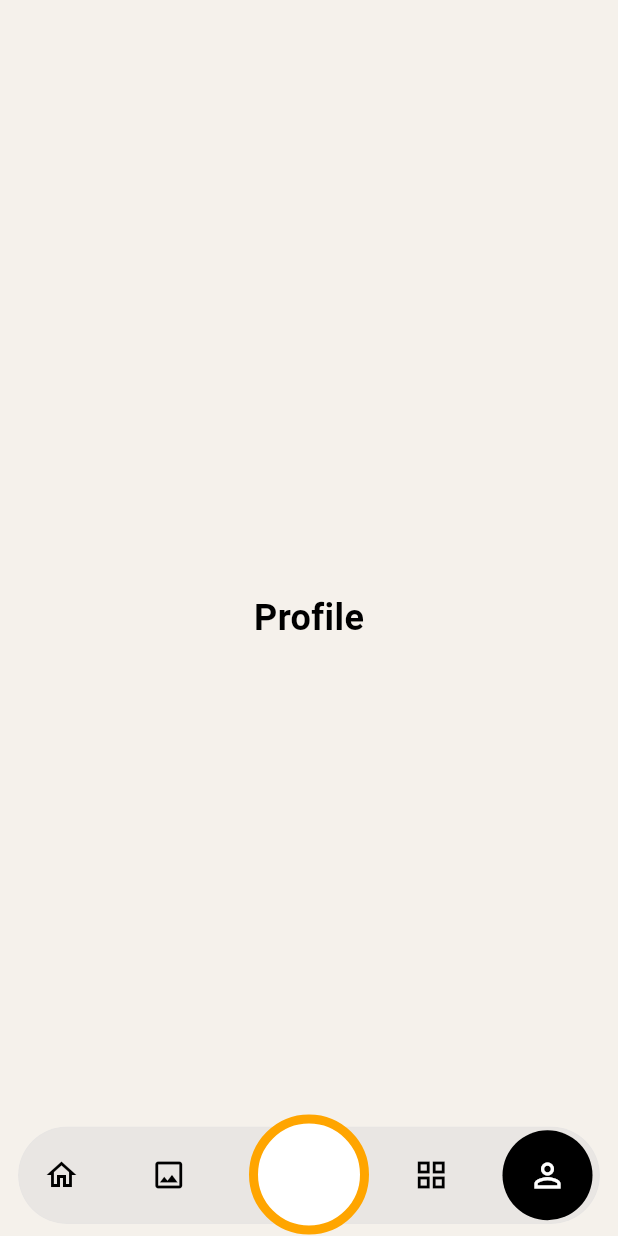
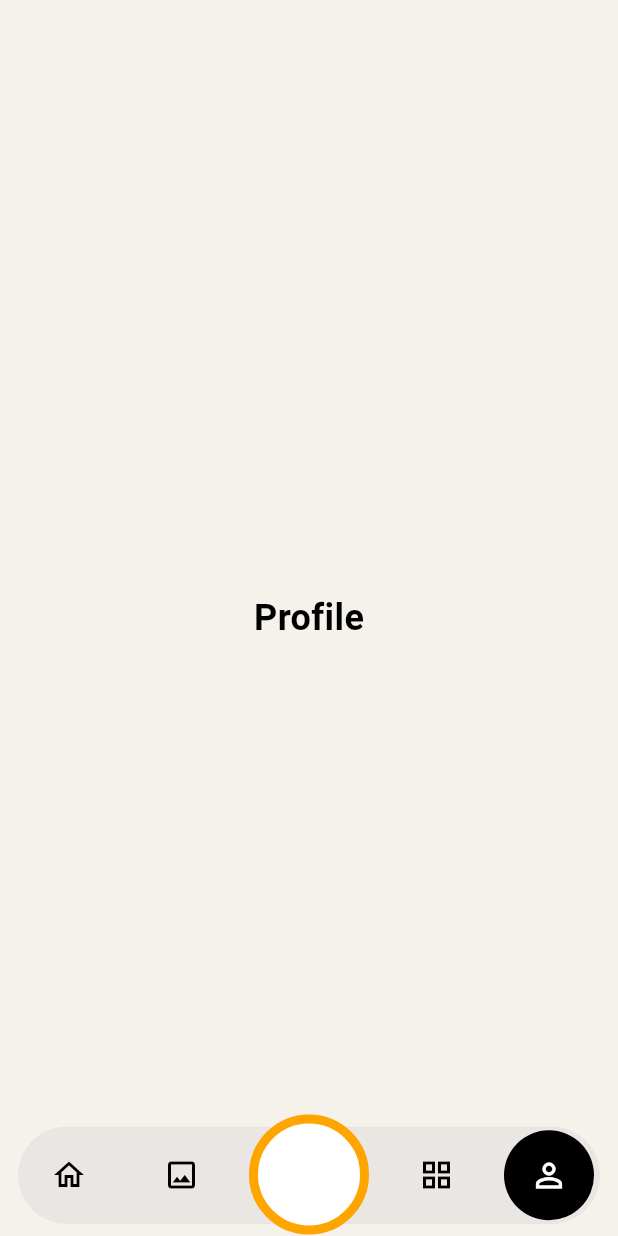
Before and after one commit to SameriDev/memore-fe, a Flutter app: the screen it shows after launch, item 5 of the bottom bar chosen, on a phone screen of 412 x 824 dp. Run offline on Flutter 3.47's test engine with Material 3 defaults, Android fonts, the phone set to English and light mode, and no system bars; our stand-ins replace dartz; network calls fail.

Commit message:
add: thêm chuyển trang và hiệu ứng chuyển trang

```diff
--- a/lib/presentation/screens/main_screen.dart
+++ b/lib/presentation/screens/main_screen.dart
@@ -12,6 +12,7 @@ class MainScreen extends StatefulWidget {
 
 class _MainScreenState extends State<MainScreen> {
   int currentIndex = 1;
+  int previousIndex = 1;
 
   final List<Widget> screens = [
     const PlaceholderScreen(title: 'Home Feed'),
@@ -26,7 +27,23 @@ class _MainScreenState extends State<MainScreen> {
     return Scaffold(
       body: Stack(
         children: [
-          IndexedStack(index: currentIndex, children: screens),
+          AnimatedSwitcher(
+            duration: const Duration(milliseconds: 300),
+            switchInCurve: Curves.easeInOut,
+            switchOutCurve: Curves.easeInOut,
+            transitionBuilder: (child, animation) {
+              final offsetAnimation = Tween<Offset>(
+                begin: Offset(currentIndex > previousIndex ? 1.0 : -1.0, 0.0),
+                end: Offset.zero,
+              ).animate(animation);
+
+              return SlideTransition(position: offsetAnimation, child: child);
+            },
+            child: KeyedSubtree(
+              key: ValueKey(currentIndex),
+              child: screens[currentIndex],
+            ),
+          ),
           Positioned(
             bottom: 0,
             left: 0,
@@ -35,6 +52,7 @@ class _MainScreenState extends State<MainScreen> {
               currentIndex: currentIndex,
               onTap: (index) {
                 setState(() {
+                  previousIndex = currentIndex;
                   currentIndex = index;
                 });
               },
--- a/lib/presentation/widgets/bottom_navigation.dart
+++ b/lib/presentation/widgets/bottom_navigation.dart
@@ -1,5 +1,5 @@
+import 'dart:ui';
 import 'package:flutter/material.dart';
-import 'dart:ui';
 
 class BottomNavigation extends StatelessWidget {
   final int currentIndex;
@@ -9,9 +9,10 @@ class BottomNavigation extends StatelessWidget {
 
   @override
   Widget build(BuildContext context) {
-    return SizedBox(
-      height: 120,
+    return Container(
+      height: 90,
       child: Stack(
+        clipBehavior: Clip.none,
         children: [
           Positioned(
             bottom: 8,
@@ -34,6 +35,11 @@ class BottomNavigation extends StatelessWidget {
                           width: 1,
                         ),
                       ),
+                    ),
+                  ),
+                ),
+                _SlidingIndicator(currentIndex: currentIndex),
+                Positioned.fill(
                   child: Padding(
                     padding: const EdgeInsets.symmetric(horizontal: 4),
                     child: Row(
@@ -64,8 +70,6 @@ class BottomNavigation extends StatelessWidget {
                     ),
                   ),
                 ),
-                  ),
-                ),
                 Positioned(
                   top: -8,
                   left: 0,
@@ -86,6 +90,64 @@ class BottomNavigation extends StatelessWidget {
   }
 }
 
+class _SlidingIndicator extends StatelessWidget {
+  final int currentIndex;
+
+  const _SlidingIndicator({required this.currentIndex});
+
+  double _getLeftPosition(BuildContext context, int index) {
+    final screenWidth = MediaQuery.of(context).size.width;
+    final navBarWidth = screenWidth - 24.0;
+    final centerGap = 80.0;
+    final sidePadding = 4.0;
+    final availableForItems = navBarWidth - sidePadding * 2 - centerGap;
+    final itemWidth = availableForItems / 4;
+
+    switch (index) {
+      case 0:
+        return sidePadding;
+      case 1:
+        return sidePadding + itemWidth;
+      case 3:
+        return navBarWidth - sidePadding - itemWidth - 60;
+      case 4:
+        return navBarWidth - sidePadding - 60;
+      default:
+        return 0;
+    }
+  }
+
+  @override
+  Widget build(BuildContext context) {
+    if (currentIndex == 2) return const SizedBox.shrink();
+
+    return AnimatedPositioned(
+      duration: const Duration(milliseconds: 500),
+      curve: Curves.easeInOut,
+      left: _getLeftPosition(context, currentIndex),
+      top: 2.5,
+      child: TweenAnimationBuilder<double>(
+        key: ValueKey(currentIndex),
+        duration: const Duration(milliseconds: 150),
+        tween: Tween(begin: 0.8, end: 1.0),
+        builder: (context, scale, child) {
+          return Transform.scale(
+            scale: scale,
+            child: Container(
+              width: 60,
+              height: 60,
+              decoration: const BoxDecoration(
+                color: Colors.black,
+                shape: BoxShape.circle,
+              ),
+            ),
+          );
+        },
+      ),
+    );
+  }
+}
+
 class _NavItem extends StatelessWidget {
   final IconData icon;
   final bool isActive;
@@ -99,25 +161,19 @@ class _NavItem extends StatelessWidget {
 
   @override
   Widget build(BuildContext context) {
-    if (isActive) {
     return GestureDetector(
       onTap: onTap,
       child: Container(
         width: 60,
         height: 60,
-          decoration: const BoxDecoration(
-            color: Colors.black,
-            shape: BoxShape.circle,
+        child: Center(
+          child: Icon(
+            icon,
+            color: isActive ? Colors.white : Colors.black,
+            size: isActive ? 26 : 24,
           ),
-          child: Icon(icon, color: Colors.white, size: 26),
         ),
-      );
-    }
-
-    return IconButton(
-      onPressed: onTap,
-      icon: Icon(icon, color: Colors.black, size: 24),
-      iconSize: 24,
+      ),
     );
   }
 }
```
Also changed, not shown: 2 other files. Lines whose indentation alone changed are shown as unchanged.
